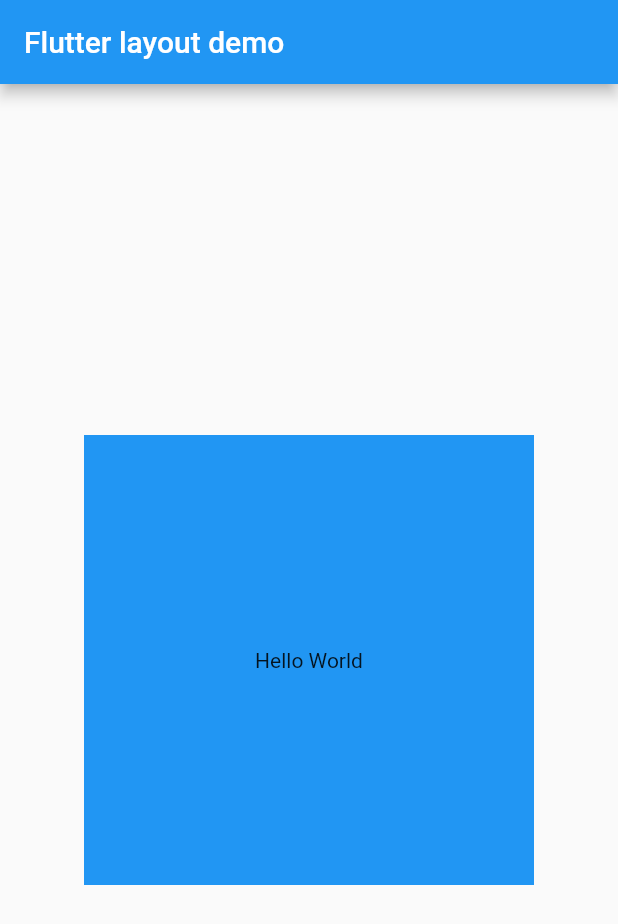
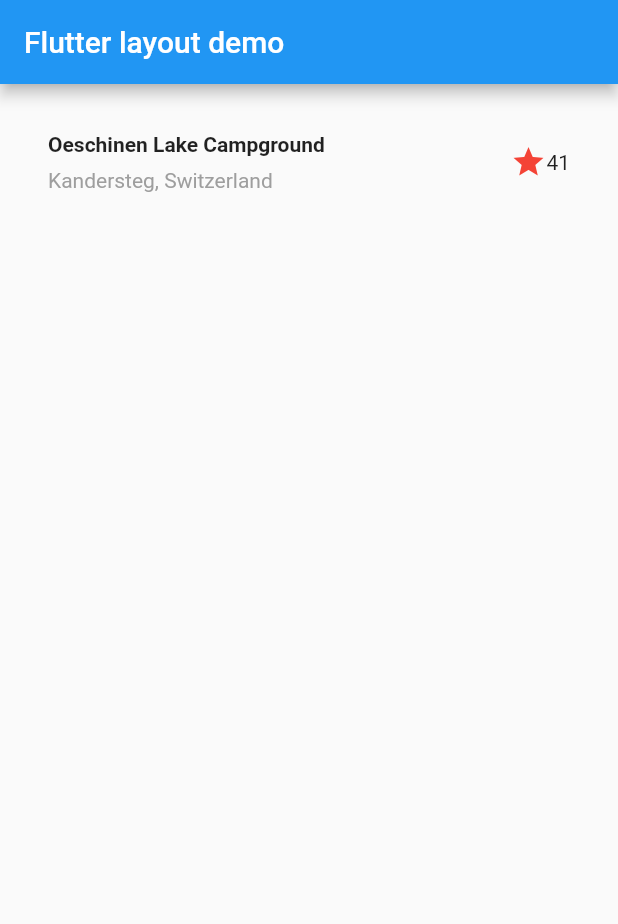
Before and after one commit to S-96matsu/flutter_tutorial, a Flutter app: the screen it shows after launch, on a phone screen of 412 x 824 dp. Shown: the top 924 px of the screen. Run offline on Flutter 3.47's test engine with Material 2 defaults, Android fonts, the phone set to English and light mode, and no system bars.

Commit message:
titlesectionを追加

```diff
--- a/lib/main.dart
+++ b/lib/main.dart
@@ -1,11 +1,11 @@
 import 'package:flutter/material.dart';
 
 void main() {
-  runApp(const MainApp());
+  runApp(MainApp());
 }
 
 class MainApp extends StatelessWidget {
-  const MainApp({super.key});
+  MainApp({super.key});
 
   @override
   Widget build(BuildContext context) {
@@ -15,16 +15,51 @@ class MainApp extends StatelessWidget {
         appBar: AppBar(
           title: const Text('Flutter layout demo'),
         ),
-        body: Center(
-          child: Container(
-            color: Colors.blue,
-            width: 300,
-            height: 300,
-            child: Text('Hello World'),
-            alignment: Alignment.center,
-          ),
+        body: Column(
+          children: [
+            titleSection,
+            /*buttonSection,*/
+          ],
         ),
       ),
     );
   }
+
+  Widget titleSection = Container(
+    padding: const EdgeInsets.all(32),
+    child: Row(
+      children: [
+        Expanded(
+          /*1*/
+          child: Column(
+            crossAxisAlignment: CrossAxisAlignment.start,
+            children: [
+              /*2*/
+              Container(
+                padding: const EdgeInsets.only(bottom: 8),
+                child: const Text(
+                  'Oeschinen Lake Campground',
+                  style: TextStyle(
+                    fontWeight: FontWeight.bold,
+                  ),
+                ),
+              ),
+              Text(
+                'Kandersteg, Switzerland',
+                style: TextStyle(
+                  color: Colors.grey[500],
+                ),
+              ),
+            ],
+          ),
+        ),
+        /*3*/
+        Icon(
+          Icons.star,
+          color: Colors.red[500],
+        ),
+        const Text('41'),
+      ],
+    ),
+  );
 }
```
